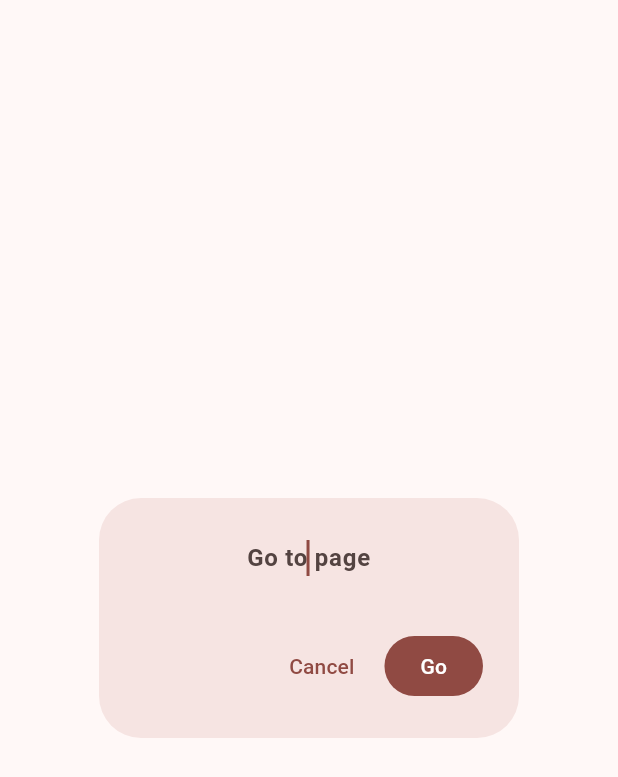
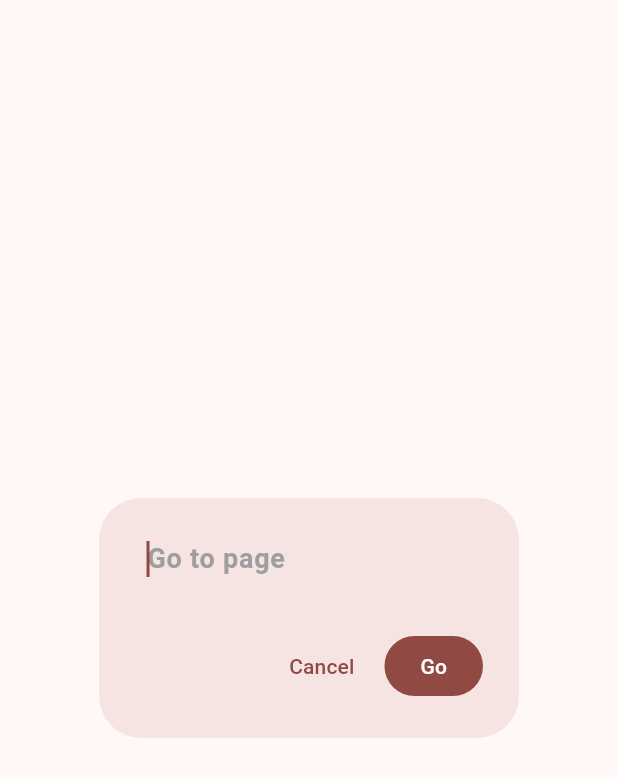
Before and after one commit to kevinDintinamo/superhero_demo, a Flutter app: the GoToPageAlert widget shown alone on an empty page, opened directly with empty values, on a phone screen of 412 x 824 dp. Shown: the top 777 px of the screen. Run offline on Flutter 3.47's test engine with Material 2 defaults, Android fonts, the phone set to English and light mode, and no system bars; our stand-ins replace flutter_dotenv, flutter_riverpod, go_router; network calls fail.

Commit message:
Update go_to_page_alert.dart
Refactoring

```diff
--- a/lib/presentation/widgets/alerts/go_to_page_alert.dart
+++ b/lib/presentation/widgets/alerts/go_to_page_alert.dart
@@ -2,7 +2,7 @@ import 'package:flutter/material.dart';
 
 class GoToPageAlert extends StatelessWidget {
   final TextEditingController numberController;
-  final Function()? onGoPressed;
+  final Function() onGoPressed;
 
   const GoToPageAlert({
     super.key,
@@ -12,22 +12,28 @@ class GoToPageAlert extends StatelessWidget {
 
   @override
   Widget build(BuildContext context) {
+    const decoration = InputDecoration(
+      counterText: '',
+      hintText: 'Go to page',
+      hintStyle: TextStyle(color: Colors.grey, fontSize: 18),
+      border: InputBorder.none,
+      contentPadding: EdgeInsets.all(8.0),
+    );
+
     return AlertDialog(
       content: IntrinsicHeight(
         child: Column(
           children: [
             TextField(
+              maxLength: 2,
+              textInputAction: TextInputAction.go,
+              onSubmitted: (value) => onGoPressed(),
+              onEditingComplete: () => onGoPressed(),
+              autofocus: true,
+              decoration: decoration,
+              textAlign: TextAlign.left,
               controller: numberController,
-              maxLength: 2,
-              autofocus: true,
-              textAlign: TextAlign.center,
               keyboardType: TextInputType.number,
-              decoration: const InputDecoration(
-                counterText: '',
-                hintText: 'Go to page',
-                border: InputBorder.none,
-                contentPadding: EdgeInsets.all(8.0),
-              ),
             ),
           ],
         ),
```
